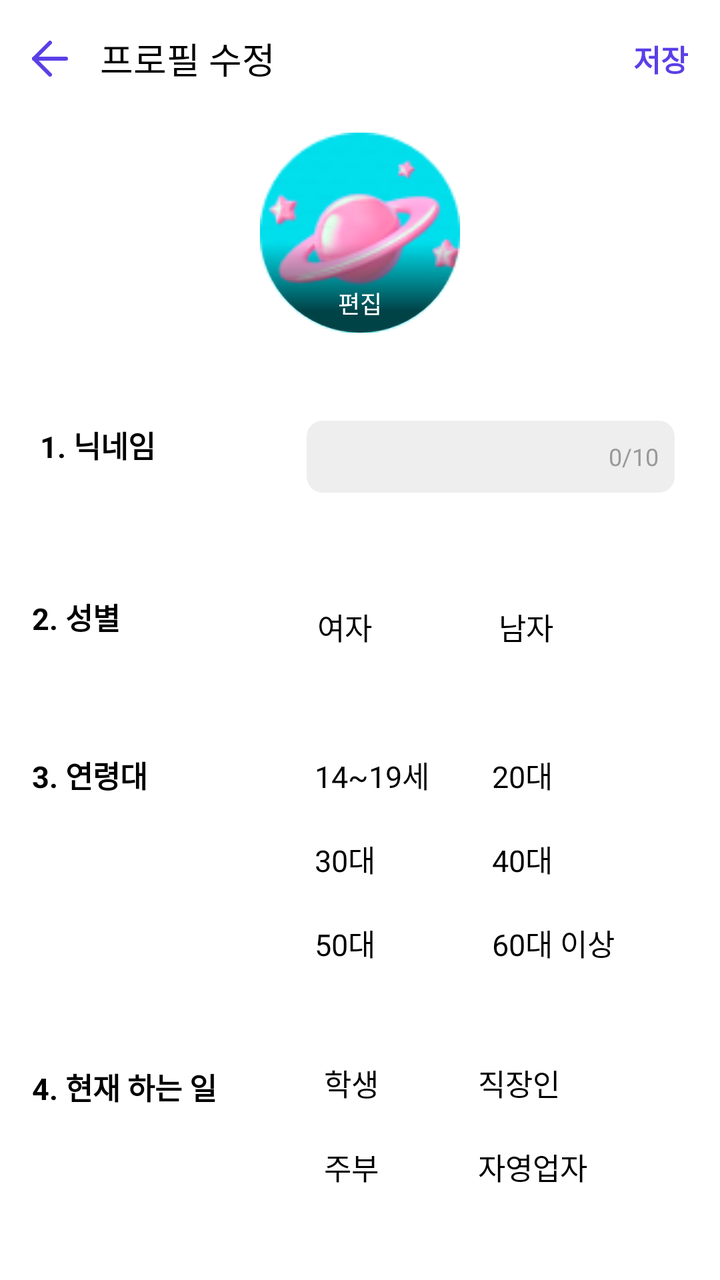
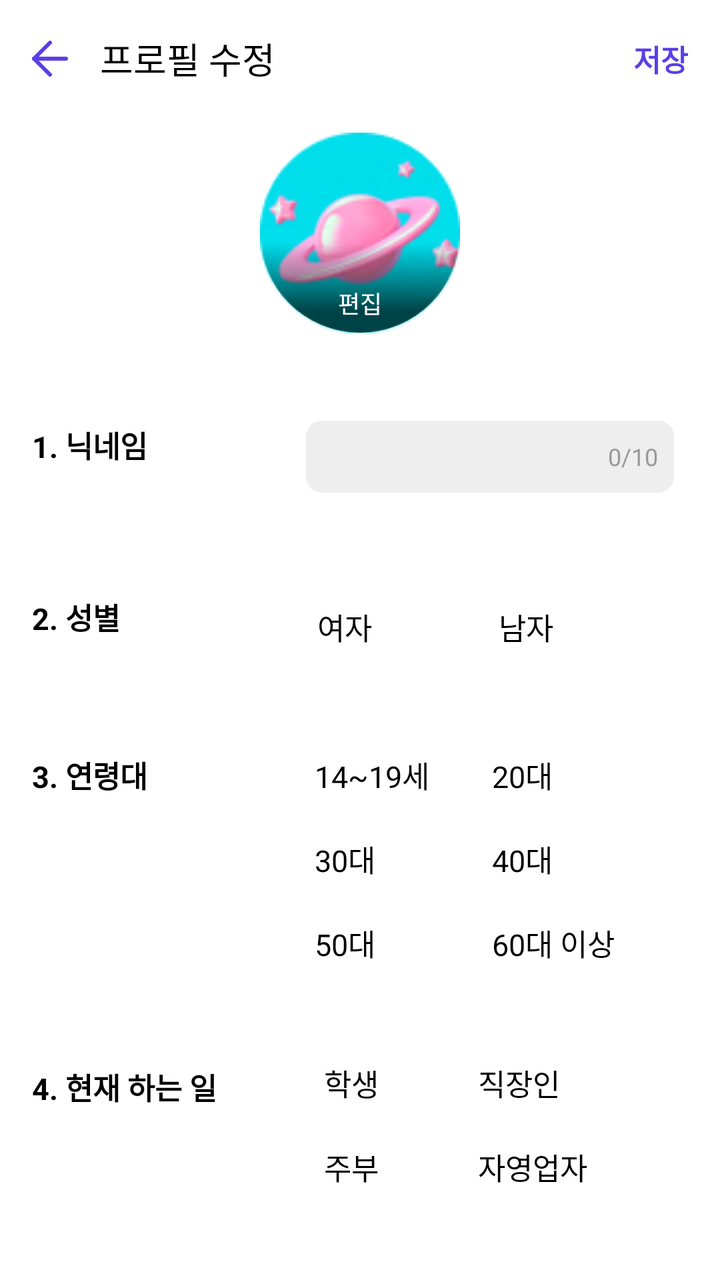

The first picture is an Android layout as it rendered before a commit; the second is the same layout after the commit. The layout source and the unified diff follow.
<!-- AndroidManifest.xml: fallback theme Theme.MaterialComponents.DayNight.NoActionBar -->
<!-- res/layout/fragment_edit_profile.xml -->
<androidx.constraintlayout.widget.ConstraintLayout
    xmlns:android="http://schemas.android.com/apk/res/android"
    xmlns:app="http://schemas.android.com/apk/res-auto"
    xmlns:tools="http://schemas.android.com/tools"
    android:layout_width="match_parent"
    android:layout_height="match_parent"
    android:background="@color/white">

    
    <androidx.constraintlayout.widget.ConstraintLayout
        android:id="@+id/cl_appBar"
        android:layout_width="match_parent"
        android:layout_height="wrap_content"
        android:layout_marginHorizontal="@dimen/space_median"
        android:layout_marginVertical="@dimen/space_median"
        app:layout_constraintTop_toTopOf="parent">

        <ImageView
            android:id="@+id/iv_back"
            android:layout_width="wrap_content"
            android:layout_height="wrap_content"
            android:src="@drawable/ic_back"
            app:layout_constraintTop_toTopOf="parent"
            app:layout_constraintBottom_toBottomOf="parent"
            app:layout_constraintStart_toStartOf="parent" />


        <TextView
            android:id="@+id/tv_title"
            android:layout_width="wrap_content"
            android:layout_height="wrap_content"
            android:layout_marginStart="@dimen/space_median"
            style="@style/humm_medium"
            android:text="프로필 수정"
            android:textColor="@color/black"
            app:layout_constraintTop_toTopOf="parent"
            app:layout_constraintBottom_toBottomOf="parent"
            app:layout_constraintStart_toEndOf="@+id/iv_back" />

        <TextView
            android:id="@+id/tv_edit"
            android:layout_width="wrap_content"
            android:layout_height="wrap_content"
            android:textStyle="bold"
            android:textColor="@color/main1"
            style="@style/body_medium"
            android:text="저장"
            app:layout_constraintTop_toTopOf="parent"
            app:layout_constraintBottom_toBottomOf="parent"
            app:layout_constraintEnd_toEndOf="parent" />
    </androidx.constraintlayout.widget.ConstraintLayout>

    
    <FrameLayout
        android:id="@+id/fl_profile_image"
        android:layout_width="match_parent"
        android:layout_height="wrap_content"
        android:gravity="center"
        android:layout_marginTop="24dp"
        app:layout_constraintTop_toBottomOf="@+id/cl_appBar"
        android:layout_marginBottom="16dp">

        
        <ImageView
            android:id="@+id/ivProfile"
            android:layout_width="100dp"
            android:layout_height="100dp"
            android:layout_gravity="center"
            android:contentDescription="프로필"
            android:scaleType="centerCrop"
            android:src="@drawable/ic_my_profile" />

        
        <ImageView
            android:id="@+id/ivProfileShadow"
            android:layout_width="100dp"
            android:layout_height="100dp"
            android:layout_gravity="center"

            android:src="@drawable/bg_my_edit_shadow"
            android:scaleType="fitXY"
            />

        
        <TextView
            android:id="@+id/tvProfileImageEdit"
            android:layout_width="wrap_content"
            android:layout_height="wrap_content"
            android:layout_gravity="center|bottom"
            android:text="편집"
            android:textColor="@color/white"
            android:textSize="12sp"
            android:paddingHorizontal="8dp"
            android:paddingVertical="4dp"
            android:clickable="true"
            android:layout_marginBottom="2dp"
            android:gravity="center"/>
    </FrameLayout>





    
    <TextView
        android:id="@+id/tv_nickname_label"
        android:layout_width="wrap_content"
        android:layout_height="wrap_content"
        android:text="1. 닉네임"
        style="@style/body_semibo"
        android:textColor="@color/black"
        android:textStyle="bold"
        android:layout_marginStart="@dimen/space_large"
        android:layout_marginTop="45dp"
        app:layout_constraintStart_toStartOf="parent"
        app:layout_constraintTop_toBottomOf="@+id/fl_profile_image"
        />

    
    <LinearLayout
        android:id="@+id/linearLayout"
        android:layout_width="184dp"
        android:layout_height="36dp"
        android:layout_marginTop="44dp"
        android:layout_marginRight="@dimen/space_median"
        android:background="@drawable/bg_profile_edit"
        android:gravity="center_vertical"
        android:orientation="horizontal"
        app:layout_constraintEnd_toEndOf="parent"
        app:layout_constraintHorizontal_bias="0.919"
        app:layout_constraintStart_toEndOf="@id/tv_nickname_label"
        app:layout_constraintTop_toBottomOf="@id/fl_profile_image">

        
        <EditText
            android:id="@+id/etNickname"
            android:layout_width="wrap_content"
            android:layout_height="wrap_content"
            android:layout_weight="1"
            style="@style/body_semibo"
            android:background="@null"
            android:hint=""
            android:textColor="@color/main1"
            android:maxLength="10"
            android:padding="8dp"
            android:singleLine="true"
            android:textStyle="bold"
             />

        <TextView
            android:id="@+id/tvNicknameCount"
            android:layout_width="wrap_content"
            android:layout_height="wrap_content"
            android:layout_marginStart="8dp"
            android:layout_marginEnd="8dp"
            android:text="0/10"
            android:textColor="@color/black2"
            android:textSize="12sp" />


    </LinearLayout>

    <TextView
        android:id="@+id/tv_gender_label"
        android:layout_width="wrap_content"
        android:layout_height="wrap_content"
        android:layout_marginStart="@dimen/space_median"
        android:layout_marginTop="64dp"
        android:text="2. 성별"
        style="@style/body_semibo"
        android:textColor="@color/black"
        android:textStyle="bold"
        app:layout_constraintStart_toStartOf="parent"
        app:layout_constraintTop_toBottomOf="@id/tv_nickname_label" />

    

    <GridLayout
        android:id="@+id/gl_gender_group"
        android:layout_width="181dp"
        android:layout_height="wrap_content"
        android:layout_marginTop="56dp"
        android:columnCount="2"
        app:layout_constraintEnd_toEndOf="parent"
        app:layout_constraintHorizontal_bias="0.829"
        app:layout_constraintStart_toEndOf="@+id/tv_gender_label"
        app:layout_constraintTop_toBottomOf="@+id/linearLayout"
        app:layout_constraintWidth_percent="0.9">

        <TextView
            android:id="@+id/tv_gender_male"
            style="@style/body_regula"
            android:layout_height="match_parent"
            android:layout_columnWeight="1"
            android:text="@string/signup_gender_female"
            android:textColor="@color/black" />

        <TextView
            android:id="@+id/tv_gender_female"
            style="@style/body_regula"
            android:layout_columnWeight="1"
            android:text="@string/signup_gender_male"
            android:textColor="@color/black" />
    </GridLayout>

    <TextView
        android:id="@+id/tv_age_label"
        style="@style/body_semibo"
        android:textColor="@color/black"
        android:textStyle="bold"
        android:layout_width="wrap_content"
        android:layout_height="wrap_content"
        android:layout_marginStart="@dimen/space_median"
        android:layout_marginTop="52dp"
        android:text="3. 연령대"
        app:layout_constraintStart_toStartOf="parent"
        app:layout_constraintTop_toBottomOf="@id/gl_gender_group" />

    

    <GridLayout
        android:id="@+id/gl_age_group"
        android:layout_width="181dp"
        android:layout_height="wrap_content"
        android:layout_marginTop="52dp"
        android:columnCount="2"
        app:layout_constraintEnd_toEndOf="parent"
        app:layout_constraintHorizontal_bias="0.794"
        app:layout_constraintStart_toEndOf="@+id/tv_age_label"
        app:layout_constraintTop_toBottomOf="@+id/gl_gender_group"
        app:layout_constraintWidth_percent="0.9">

        <TextView
            android:id="@+id/tv_age_14_19"
            style="@style/body_regula"
            android:layout_columnWeight="1"
            android:text="@string/signup_age_10s"
            android:textColor="@color/black" />

        <TextView
            android:id="@+id/tv_age_20"
            style="@style/body_regula"
            android:layout_columnWeight="1"
            android:text="@string/signup_age_20s"
            android:textColor="@color/black" />

        <TextView
            android:id="@+id/tv_age_30"
            style="@style/body_regula"
            android:layout_height="wrap_content"
            android:layout_columnWeight="1"
            android:layout_marginTop="@dimen/space_large"
            android:text="@string/signup_age_30s"
            android:textColor="@color/black" />

        <TextView
            android:id="@+id/tv_age_40"
            style="@style/body_regula"
            android:layout_columnWeight="1"
            android:layout_marginTop="@dimen/space_large"
            android:text="@string/signup_age_40s"
            android:textColor="@color/black" />

        <TextView
            android:id="@+id/tv_age_50"
            style="@style/body_regula"
            android:layout_columnWeight="1"
            android:layout_marginTop="@dimen/space_large"
            android:text="@string/signup_age_50s"
            android:textColor="@color/black" />

        <TextView
            android:id="@+id/tv_age_60_plus"
            style="@style/body_regula"
            android:layout_columnWeight="1"
            android:layout_marginTop="@dimen/space_large"
            android:text="@string/signup_age_over_60"
            android:textColor="@color/black" />
    </GridLayout>

    <TextView
        android:id="@+id/tv_job_label"
        style="@style/body_semibo"
        android:layout_width="wrap_content"
        android:layout_height="wrap_content"
        android:layout_marginStart="@dimen/space_median"
        android:text="4. 현재 하는 일"
        android:textColor="@color/black"
        android:textStyle="bold"
        android:layout_marginTop="134dp"
        app:layout_constraintStart_toStartOf="parent"
        app:layout_constraintTop_toBottomOf="@+id/tv_age_label" />

    

    <GridLayout
        android:id="@+id/gl_job_group"
        android:layout_width="181dp"
        android:layout_height="wrap_content"
        android:layout_marginTop="48dp"
        android:columnCount="2"
        app:layout_constraintEnd_toEndOf="parent"
        app:layout_constraintHorizontal_bias="0.76"
        app:layout_constraintStart_toEndOf="@+id/tv_job_label"
        app:layout_constraintTop_toBottomOf="@+id/gl_age_group"
        app:layout_constraintWidth_percent="0.9">

        <TextView
            android:id="@+id/tv_job_student"
            style="@style/body_regula"
            android:layout_columnWeight="1"
            android:text="@string/signup_job_student"
            android:textColor="@color/black" />

        <TextView
            android:id="@+id/tv_job_worker"
            style="@style/body_regula"
            android:layout_columnWeight="1"
            android:text="@string/signup_job_worker"
            android:textColor="@color/black" />

        <TextView
            android:id="@+id/tv_job_housewife"
            style="@style/body_regula"
            android:layout_columnWeight="1"
            android:layout_marginTop="@dimen/space_large"
            android:text="@string/signup_job_housewife"
            android:textColor="@color/black" />

        <TextView
            android:id="@+id/tv_job_self_employed"
            style="@style/body_regula"
            android:layout_columnWeight="1"
            android:layout_marginTop="@dimen/space_large"
            android:text="@string/signup_job_business_owner"
            android:textColor="@color/black" />
    </GridLayout>

</androidx.constraintlayout.widget.ConstraintLayout>
<!-- resources referenced by this layout -->
<resources>
  <color name="black">#FF000000</color>
  <color name="black2">#999999</color>
  <color name="main1">#5B3FE7</color>
  <color name="white">#FFFFFFFF</color>
  <dimen name="space_large">20dp</dimen>
  <dimen name="space_median">16dp</dimen>
  <!-- drawable bg_my_edit_shadow (drawable) -->
  <vector xmlns:android="http://schemas.android.com/apk/res/android"
      xmlns:aapt="http://schemas.android.com/aapt"
      android:width="112dp"
      android:height="112dp"
      android:viewportWidth="112"
      android:viewportHeight="112">
    <path
        android:pathData="M56,56m-56,0a56,56 0,1 1,112 0a56,56 0,1 1,-112 0">
      <aapt:attr name="android:fillColor">
        <gradient 
            android:startX="56"
            android:startY="0"
            android:endX="56"
            android:endY="112"
            android:type="linear">
          <item android:offset="0.55" android:color="#00D9D9D9"/>
          <item android:offset="0.89" android:color="#B2000000"/>
        </gradient>
      </aapt:attr>
    </path>
  </vector>
  <!-- drawable bg_profile_edit (drawable) -->
  <shape xmlns:android="http://schemas.android.com/apk/res/android">
      <solid android:color="@color/black1" />
      <corners android:radius="8dp" />
  </shape>
  <!-- drawable ic_back (drawable) -->
  <vector xmlns:android="http://schemas.android.com/apk/res/android"
      android:width="18dp"
      android:height="18dp"
      android:viewportWidth="18"
      android:viewportHeight="18">
    <path
        android:pathData="M17,9H1"
        android:strokeLineJoin="round"
        android:strokeWidth="2"
        android:fillColor="#00000000"
        android:strokeColor="#5B3FE7"
        android:strokeLineCap="round"/>
    <path
        android:pathData="M9,17L1,9L9,1"
        android:strokeLineJoin="round"
        android:strokeWidth="2"
        android:fillColor="#00000000"
        android:strokeColor="#5B3FE7"
        android:strokeLineCap="round"/>
  </vector>
  <!-- drawable ic_my_profile: png bitmap (drawable, 9399 bytes) -->
  <string name="signup_age_10s">14~19세</string>
  <string name="signup_age_20s">20대</string>
  <string name="signup_age_30s">30대</string>
  <string name="signup_age_40s">40대</string>
  <string name="signup_age_50s">50대</string>
  <string name="signup_age_over_60">60대 이상</string>
  <string name="signup_gender_female">여자</string>
  <string name="signup_gender_male">남자</string>
  <string name="signup_job_business_owner">자영업자</string>
  <string name="signup_job_housewife">주부</string>
  <string name="signup_job_student">학생</string>
  <string name="signup_job_worker">직장인</string>
  <style name="body_medium">
          <item name="android:fontStyle">normal</item>
          <item name="android:fontFamily">sans-serif</item>
          <item name="android:fontWeight">500</item>
          <item name="android:textSize">15sp</item>
      </style>
  <style name="body_regula">
          <item name="android:fontStyle">normal</item>
          <item name="android:fontFamily">sans-serif</item>
          <item name="android:fontWeight">400</item>
          <item name="android:textSize">15sp</item>
      </style>
  <style name="body_semibo">
          <item name="android:fontStyle">normal</item>
          <item name="android:fontFamily">sans-serif</item>
          <item name="android:fontWeight">600</item>
          <item name="android:textSize">15sp</item>
      </style>
  <style name="humm_medium">
          <item name="android:fontStyle">normal</item>
          <item name="android:fontFamily">sans-serif</item>
          <item name="android:fontWeight">500</item>
          <item name="android:textSize">18sp</item>
      </style>
  <color name="black1">#EEEEEE</color>
</resources>

<!-- the commit's change to res/layout/fragment_edit_profile.xml (unified diff, before → after) -->
@@ -68,15 +68,15 @@
             android:layout_gravity="center"
             android:contentDescription="프로필"
             android:scaleType="centerCrop"
+            android:background="@drawable/bg_whitecircle"
             android:src="@drawable/ic_my_profile" />
 
-        
+
         <ImageView
             android:id="@+id/ivProfileShadow"
             android:layout_width="100dp"
             android:layout_height="100dp"
             android:layout_gravity="center"
-
             android:src="@drawable/bg_my_edit_shadow"
             android:scaleType="fitXY"
             />
@@ -110,7 +110,7 @@
         style="@style/body_semibo"
         android:textColor="@color/black"
         android:textStyle="bold"
-        android:layout_marginStart="@dimen/space_large"
+        android:layout_marginStart="@dimen/space_median"
         android:layout_marginTop="45dp"
         app:layout_constraintStart_toStartOf="parent"
         app:layout_constraintTop_toBottomOf="@+id/fl_profile_image"
<!-- resource entries referenced after the edit -->
@@ -32,6 +32,12 @@
   <shape xmlns:android="http://schemas.android.com/apk/res/android">
       <solid android:color="@color/black1" />
       <corners android:radius="8dp" />
+  </shape>
+  <!-- drawable bg_whitecircle (drawable) -->
+  <?xml version="1.0" encoding="utf-8"?>
+  <shape xmlns:android="http://schemas.android.com/apk/res/android"
+      android:shape="oval">
+      <solid android:color="@color/white"/>
   </shape>
   <!-- drawable ic_back (drawable) -->
   <vector xmlns:android="http://schemas.android.com/apk/res/android"
